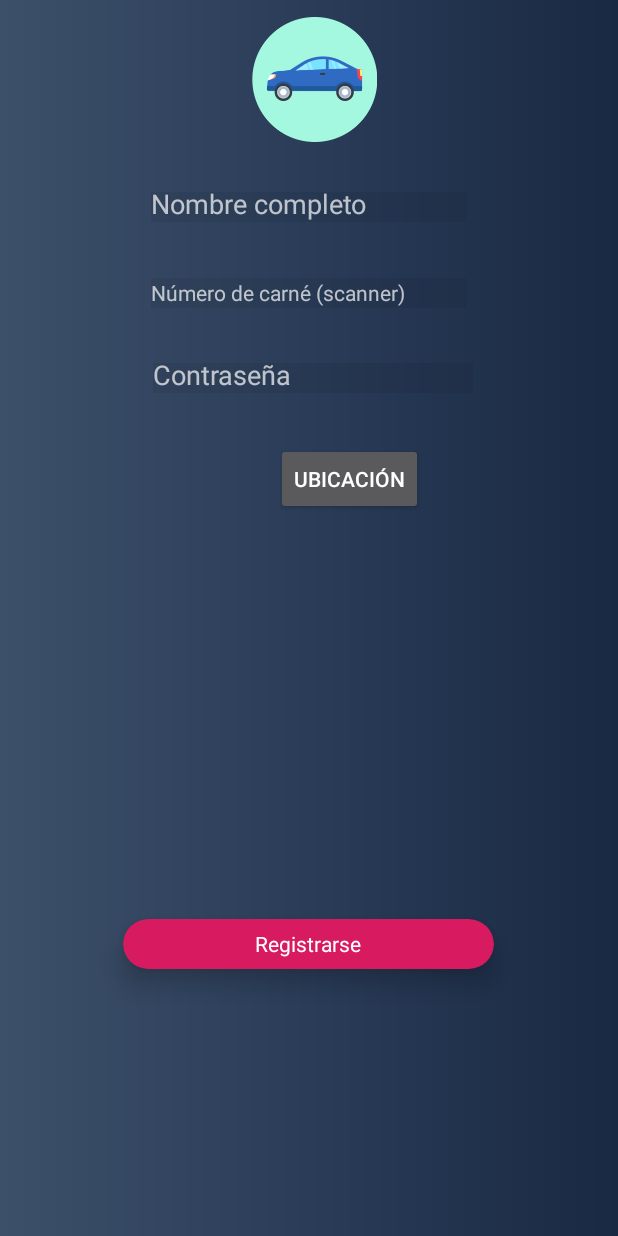
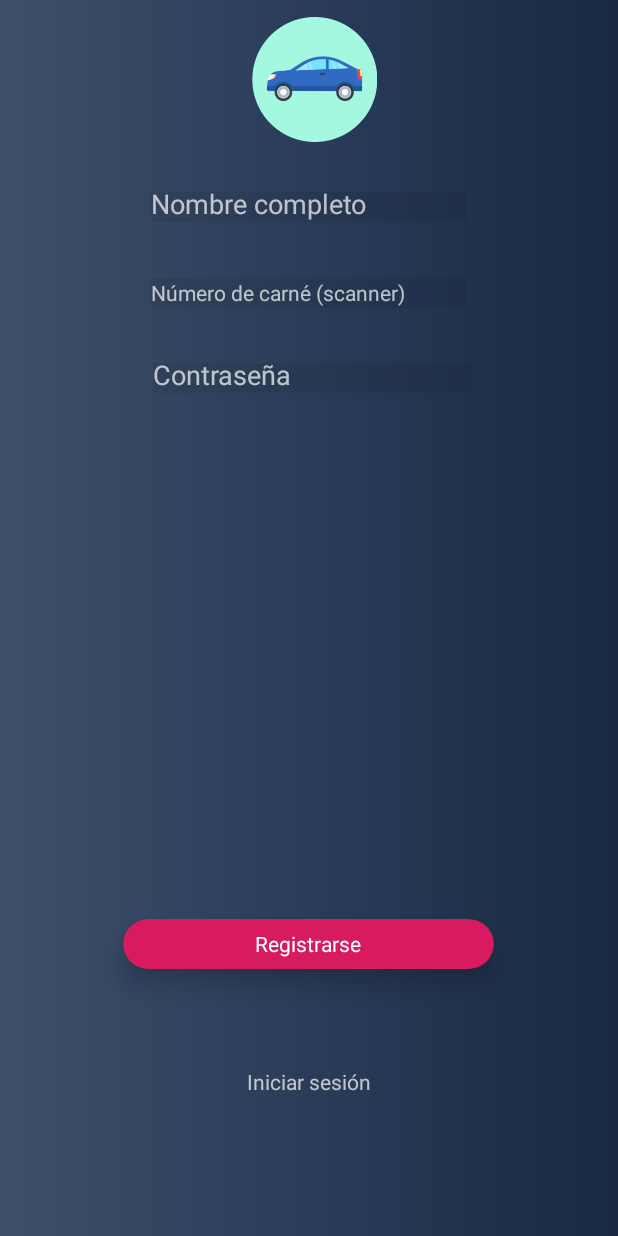
Before and after one commit to Josecespedesant/DriverApp, an Android app: the RegistrationActivity screen opened directly, with no data from a screen before it, on a phone screen of 412 x 824 dp. Run offline under Robolectric (Android 15) with nearby library versions, the phone set to English and light mode, and no system bars.

```diff
--- a/app/src/main/java/com/tec/driverapp/DriverMapActivity.java
+++ b/app/src/main/java/com/tec/driverapp/DriverMapActivity.java
@@ -62,6 +62,10 @@
             }
             buildGoogleApiClient();
             mMap.setMyLocationEnabled(true);
+
+            LatLng  lalg = new LatLng(9.857191, -83.912284);
+            mMap.addMarker(new MarkerOptions().position(lalg));
+
         }
 
         protected synchronized void buildGoogleApiClient(){
--- a/app/src/main/res/layout/activity_registration.xml
+++ b/app/src/main/res/layout/activity_registration.xml
@@ -86,14 +86,13 @@
         </RelativeLayout>
     </android.support.v7.widget.CardView>
 
-    <Button
-        android:id="@+id/location"
+    <TextView
+        android:id="@+id/volveriniciar"
         android:layout_width="wrap_content"
         android:layout_height="wrap_content"
-        android:layout_below="@+id/contrasregistr"
-        android:layout_alignEnd="@+id/imageView7"
-        android:layout_marginTop="33dp"
-        android:layout_marginEnd="20dp"
-        android:text="Ubicación" />
+        android:layout_alignParentBottom="true"
+        android:layout_centerHorizontal="true"
+        android:layout_marginBottom="93dp"
+        android:text="Iniciar sesión" />
 
 </RelativeLayout>
```
Also changed, not shown: app/src/main/java/com/tec/driverapp/GetLocationActivity.java (+9 -2 lines), app/src/main/java/com/tec/driverapp/Posicion.java (added, +27 -0 lines), app/src/main/java/com/tec/driverapp/RegistrationActivity.java (+28 -25 lines).
